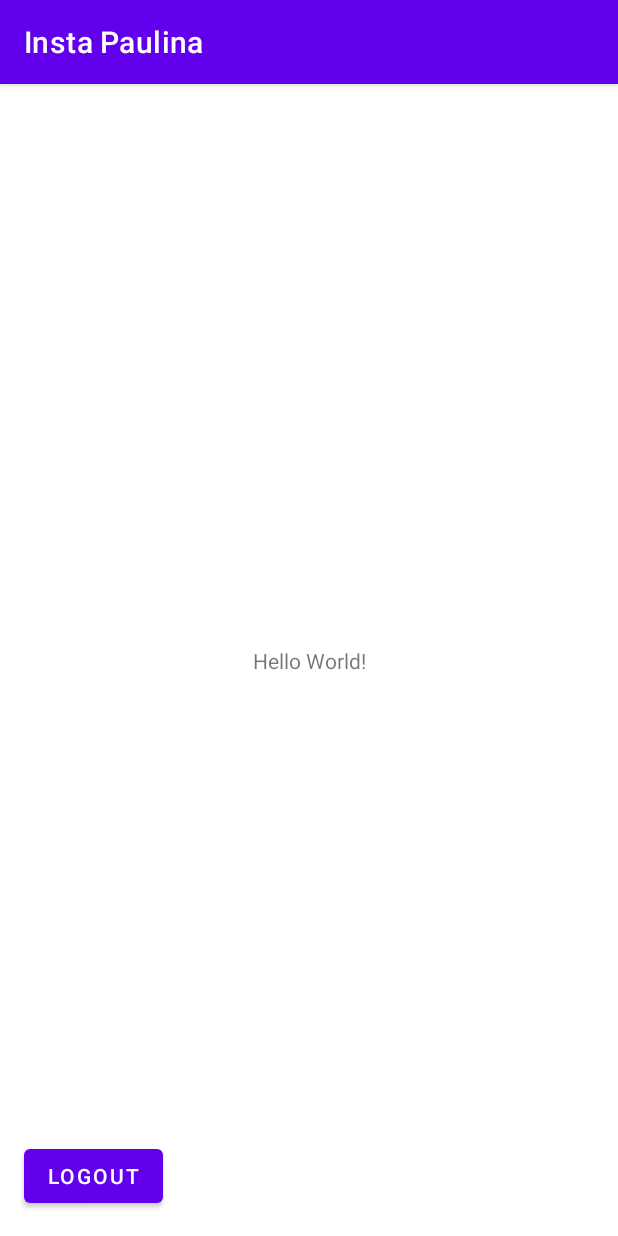
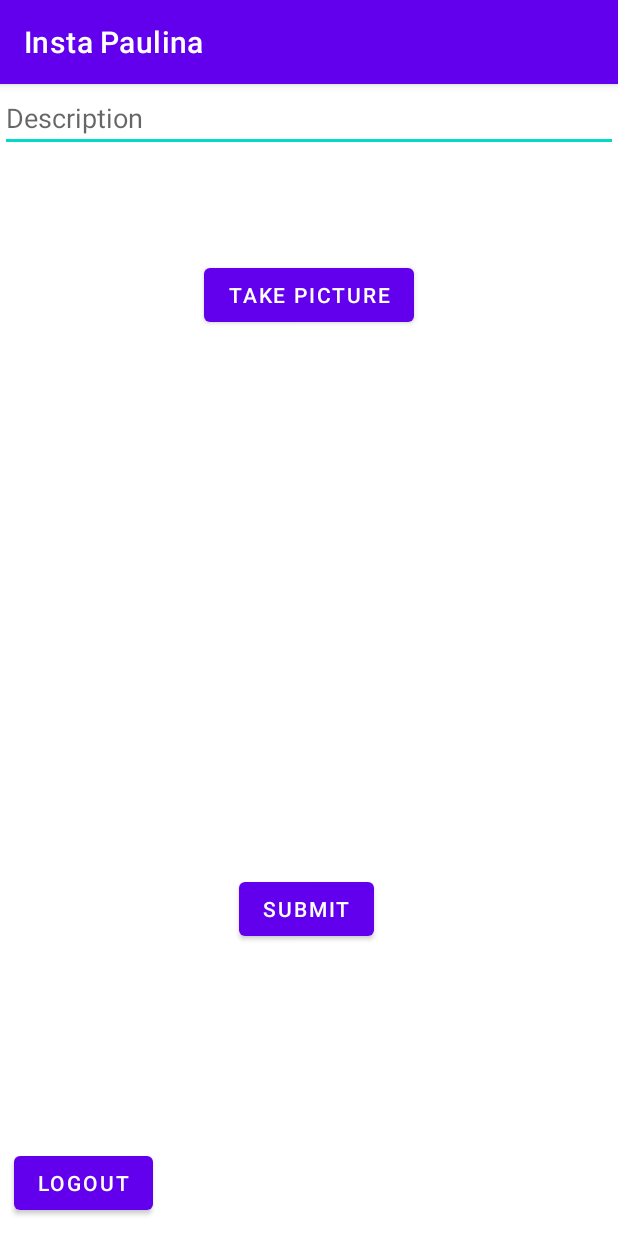
Before and after one commit to pau-cardoso/Instagram, an Android app: the MainActivity screen opened directly, with no data from a screen before it, on a phone screen of 412 x 824 dp. Run offline under Robolectric (Android 15) with nearby library versions, the phone set to English and light mode, and no system bars; libraries missing offline, so code that uses them is left out: com.parse.

```diff
--- a/app/src/main/java/com/example/instapaulina/MainActivity.java
+++ b/app/src/main/java/com/example/instapaulina/MainActivity.java
@@ -3,15 +3,29 @@ package com.example.instapaulina;
 import androidx.appcompat.app.AppCompatActivity;
 
 import android.os.Bundle;
+import android.util.Log;
 import android.view.View;
 import android.widget.Button;
+import android.widget.EditText;
+import android.widget.ImageView;
+import android.widget.Toast;
 
+import com.parse.FindCallback;
+import com.parse.ParseException;
+import com.parse.ParseQuery;
 import com.parse.ParseUser;
+import com.parse.SaveCallback;
+
+import java.util.List;
 
 public class MainActivity extends AppCompatActivity {
 
     public static final String TAG = "MainActivity";
 
+    EditText etDescription;
+    Button btnCapture;
+    ImageView ivPostImage;
+    Button btnSumbit;
     Button btnLogout;
 
     @Override
@@ -19,7 +33,28 @@ public class MainActivity extends AppCompatActivity {
         super.onCreate(savedInstanceState);
         setContentView(R.layout.activity_main);
 
+        // Finding View components from layout
+        etDescription = findViewById(R.id.etDescription);
+        btnCapture = findViewById(R.id.btnCapture);
+        ivPostImage = findViewById(R.id.ivPostImage);
+        btnSumbit = findViewById(R.id.btnSubmit);
         btnLogout = findViewById(R.id.btnLogout);
+
+        //queryPosts();
+
+        btnSumbit.setOnClickListener(new View.OnClickListener() {
+            @Override
+            public void onClick(View v) {
+                String description = etDescription.getText().toString();
+                if (description.isEmpty()) {
+                    Toast.makeText(MainActivity.this, "Description can't be empty", Toast.LENGTH_SHORT).show();
+                    return;
+                }
+                ParseUser currentUser = ParseUser.getCurrentUser();
+                savePost(description, currentUser);
+            }
+        });
+
         btnLogout.setOnClickListener(new View.OnClickListener() {
             @Override
             public void onClick(View v) {
@@ -28,4 +63,39 @@ public class MainActivity extends AppCompatActivity {
             }
         });
     }
+
+    private void savePost(String description, ParseUser currentUser) {
+        Post post = new Post();
+        post.setDescription(description);
+        post.setUser(currentUser);
+        //post.setImage();
+        post.saveInBackground(new SaveCallback() {
+            @Override
+            public void done(ParseException e) {
+                if (e != null) {
+                    Log.e(TAG, "Error while saving", e);
+                    Toast.makeText(MainActivity.this, "Error while saving", Toast.LENGTH_SHORT).show();
+                }
+                Log.i(TAG, "Post was successful!");
+                etDescription.setText("");
+            }
+        });
+    }
+
+    private void queryPosts() {
+        ParseQuery<Post> query = ParseQuery.getQuery(Post.class);
+        query.include(Post.KEY_USER);
+        query.findInBackground(new FindCallback<Post>() {
+            @Override
+            public void done(List<Post> posts, ParseException e) {
+                if (e != null) {
+                    Log.e(TAG, "Issue with getting posts", e);
+                    return;
+                }
+                for (Post post : posts) {
+                    Log.i(TAG, "Post: " + post.getDescription() + ", username: " + post.getUser().getUsername());
+                }
+            }
+        });
+    }
 }
--- a/app/src/main/java/com/example/instapaulina/ParseApplication.java
+++ b/app/src/main/java/com/example/instapaulina/ParseApplication.java
@@ -3,6 +3,7 @@ package com.example.instapaulina;
 import android.app.Application;
 
 import com.parse.Parse;
+import com.parse.ParseObject;
 
 import okhttp3.OkHttpClient;
 import okhttp3.logging.HttpLoggingInterceptor;
@@ -11,7 +12,8 @@ public class ParseApplication extends Application {
     @Override
     public void onCreate() {
         super.onCreate();
-
+        // Register your parse models
+        ParseObject.registerSubclass(Post.class);
         // set applicationId, and server server based on the values in the back4app settings.
         Parse.initialize(new Parse.Configuration.Builder(this)
                 .applicationId("q2WRDBEuE2gLsHUkXTd8xHSSpPS47kfDBQOMgwD2")
--- /dev/null
+++ b/app/src/main/java/com/example/instapaulina/Post.java
@@ -0,0 +1,37 @@
+package com.example.instapaulina;
+
+import com.parse.ParseClassName;
+import com.parse.ParseFile;
+import com.parse.ParseObject;
+import com.parse.ParseUser;
+
+@ParseClassName("Post")
+public class Post extends ParseObject {
+    public static final String KEY_DESCRIPTION = "description";
+    public static final String KEY_IMAGE = "image";
+    public static final String KEY_USER = "user";
+
+    public String getDescription() {
+        return getString(KEY_DESCRIPTION);
+    }
+
+    public void setDescription(String description) {
+        put(KEY_DESCRIPTION, description);
+    }
+
+    public ParseFile getImage() {
+        return getParseFile(KEY_IMAGE);
+    }
+
+    public void setImage(ParseFile image) {
+        put(KEY_IMAGE, image);
+    }
+
+    public ParseUser getUser() {
+        return getParseUser(KEY_USER);
+    }
+
+    public void setUser(ParseUser user) {
+        put(KEY_USER, user);
+    }
+}
--- a/app/src/main/res/layout/activity_main.xml
+++ b/app/src/main/res/layout/activity_main.xml
@@ -1,28 +1,70 @@
 <?xml version="1.0" encoding="utf-8"?>
-<androidx.constraintlayout.widget.ConstraintLayout xmlns:android="http://schemas.android.com/apk/res/android"
+<RelativeLayout xmlns:android="http://schemas.android.com/apk/res/android"
     xmlns:app="http://schemas.android.com/apk/res-auto"
     xmlns:tools="http://schemas.android.com/tools"
     android:layout_width="match_parent"
     android:layout_height="match_parent"
     tools:context=".MainActivity">
 
-    <TextView
+    <EditText
+        android:id="@+id/etDescription"
+        android:layout_width="match_parent"
+        android:layout_height="wrap_content"
+        android:ems="10"
+        android:hint="Description"
+        app:layout_constraintEnd_toEndOf="parent"
+        app:layout_constraintStart_toStartOf="parent"
+        tools:layout_editor_absoluteY="6dp" />
+
+    <Button
+        android:id="@+id/btnCapture"
         android:layout_width="wrap_content"
         android:layout_height="wrap_content"
-        android:text="Hello World!"
-        app:layout_constraintBottom_toBottomOf="parent"
-        app:layout_constraintLeft_toLeftOf="parent"
-        app:layout_constraintRight_toRightOf="parent"
-        app:layout_constraintTop_toTopOf="parent" />
+        android:layout_below="@+id/etDescription"
+        android:layout_centerHorizontal="true"
+        android:layout_marginTop="71dp"
+        android:text="Take Picture"
+        app:layout_constraintEnd_toEndOf="parent"
+        app:layout_constraintStart_toStartOf="parent"
+        app:layout_constraintTop_toBottomOf="@+id/etDescription" />
+
+    <ImageView
+        android:id="@+id/ivPostImage"
+        android:layout_width="match_parent"
+        android:layout_height="200dp"
+        android:layout_below="@+id/btnCapture"
+        android:layout_alignParentStart="true"
+        android:layout_marginTop="34dp"
+        app:layout_constraintEnd_toEndOf="parent"
+        app:layout_constraintStart_toStartOf="parent"
+        app:layout_constraintTop_toBottomOf="@+id/btnCapture"
+        tools:srcCompat="@tools:sample/avatars" />
+
+    <Button
+        android:id="@+id/btnSubmit"
+        android:layout_width="wrap_content"
+        android:layout_height="wrap_content"
+        android:layout_alignParentStart="true"
+        android:layout_alignParentBottom="true"
+        android:layout_centerHorizontal="true"
+        android:layout_marginStart="159dp"
+        android:layout_marginTop="88dp"
+        android:layout_marginBottom="194dp"
+        android:text="Submit"
+        app:layout_constraintEnd_toEndOf="parent"
+        app:layout_constraintStart_toStartOf="parent" />
 
     <Button
         android:id="@+id/btnLogout"
         android:layout_width="wrap_content"
         android:layout_height="wrap_content"
-        android:layout_marginStart="16dp"
-        android:layout_marginBottom="16dp"
-        android:text="Logout"
+        android:layout_alignParentStart="true"
+        android:layout_alignParentBottom="true"
+        android:layout_centerHorizontal="true"
+        android:layout_marginStart="9dp"
+        android:layout_marginBottom="11dp"
+        android:text="@string/logout"
         app:layout_constraintBottom_toBottomOf="parent"
         app:layout_constraintStart_toStartOf="parent" />
 
-</androidx.constraintlayout.widget.ConstraintLayout>
+</RelativeLayout>
--- a/app/src/main/res/values/strings.xml
+++ b/app/src/main/res/values/strings.xml
@@ -1,3 +1,5 @@
 <resources>
     <string name="app_name">Insta Paulina</string>
+    <string name="submit">Submit</string>
+    <string name="logout">Logout</string>
 </resources>
```
